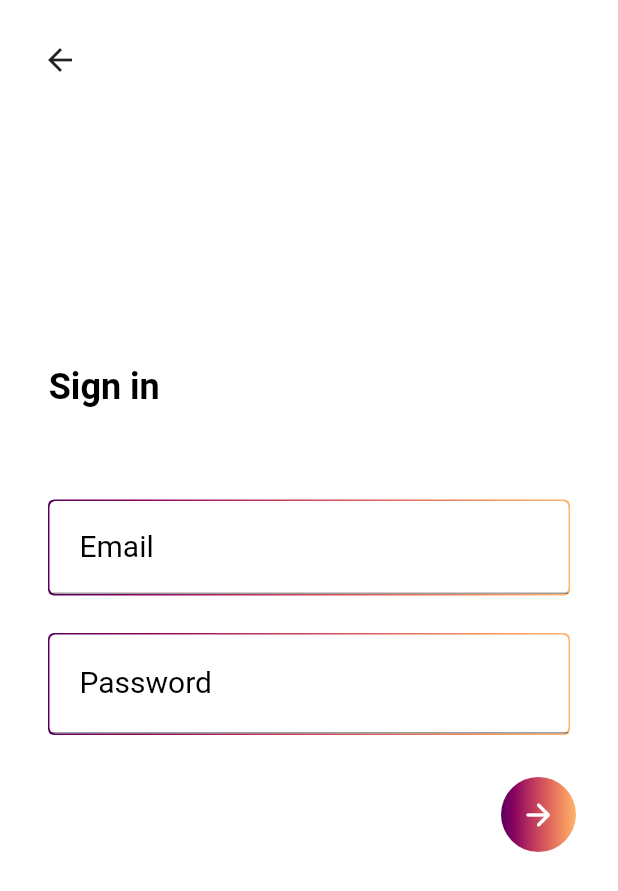
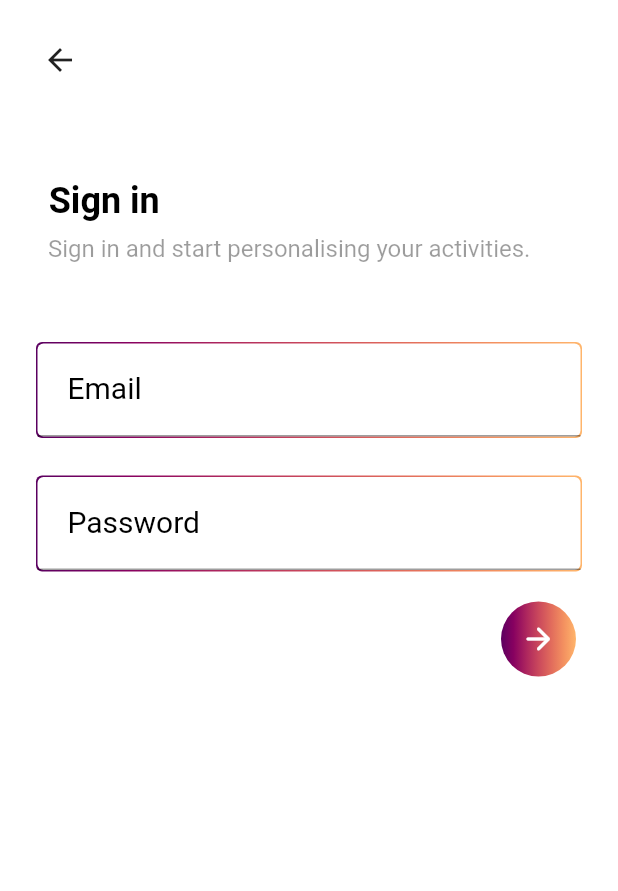
Before and after one commit to taybluetooth/reorient, a Flutter app: the screen it shows after launch, after a tap on "Login", on a phone screen of 412 x 824 dp. Shown: the top 891 px of the screen. Run offline on Flutter 3.47's test engine with Material 2 defaults, Android fonts, the phone set to English and light mode, and no system bars.

```diff
--- a/client/reorient/lib/main.dart
+++ b/client/reorient/lib/main.dart
@@ -1,5 +1,5 @@
 import 'package:flutter/material.dart';
-import 'package:reorient/pages/homepage.dart';
+import 'package:reorient/pages/onboard_page.dart';
 
 void main() {
   runApp(const MyApp());
@@ -12,7 +12,7 @@ class MyApp extends StatelessWidget {
   Widget build(BuildContext context) {
     return MaterialApp(
       title: 'Reorient',
-      home: HomePage(),
+      home: OnboardPage(),
     );
   }
 }
--- /dev/null
+++ b/client/reorient/lib/pages/login_page.dart
@@ -0,0 +1,65 @@
+import 'package:flutter/material.dart';
+import 'package:reorient/themes/colors.dart';
+import 'package:reorient/themes/fonts.dart';
+import 'package:reorient/widgets/login/login_form.dart';
+
+class LoginPage extends StatefulWidget {
+  const LoginPage({Key? key}) : super(key: key);
+
+  @override
+  State<LoginPage> createState() => _LoginPageState();
+}
+
+class _LoginPageState extends State<LoginPage> {
+  @override
+  Widget build(BuildContext context) {
+    return Scaffold(
+      floatingActionButton: Padding(
+        padding: const EdgeInsets.only(top: 16.0),
+        child: IconButton(
+          onPressed: () => {Navigator.pop(context)},
+          icon: const Icon(Icons.arrow_back),
+        ),
+      ),
+      floatingActionButtonLocation: FloatingActionButtonLocation.startTop,
+      backgroundColor: ReorientColors.white,
+      body: SingleChildScrollView(
+        padding: const EdgeInsets.fromLTRB(16.0, 120.0, 16.0, 16.0),
+        child: Column(
+          mainAxisAlignment: MainAxisAlignment.center,
+          crossAxisAlignment: CrossAxisAlignment.center,
+          children: const [
+            Align(
+              alignment: Alignment.centerLeft,
+              child: Padding(
+                padding: EdgeInsets.only(left: 16.0),
+                child: SizedBox(
+                  width: 75,
+                  child: Text(
+                    "Sign in",
+                    style: ReorientTextStyles.headerText,
+                    textAlign: TextAlign.center,
+                  ),
+                ),
+              ),
+            ),
+            Align(
+              alignment: Alignment.centerLeft,
+              child: Padding(
+                padding: EdgeInsets.only(left: 16.0, top: 8.0),
+                child: SizedBox(
+                  width: double.infinity,
+                  child: Text(
+                    "Sign in and start personalising your activities.",
+                    style: ReorientTextStyles.subHeaderText,
+                  ),
+                ),
+              ),
+            ),
+            LoginForm(),
+          ],
+        ),
+      ),
+    );
+  }
+}
--- a/client/reorient/lib/pages/login.dart
+++ b/client/reorient/lib/pages/old_login_page.dart
@@ -1,20 +1,20 @@
-import 'package:flutter/material.dart';
-import 'package:google_fonts/google_fonts.dart';
+/*import 'package:flutter/material.dart';
+import 'package:reorient/pages/main_page.dart';
 import 'package:reorient/themes/Gradients.dart';
 import 'package:reorient/themes/colors.dart';
 import 'package:reorient/themes/fonts.dart';
-import 'package:reorient/widgets/GradientBorder.dart';
-import 'package:reorient/widgets/GradientIconButton.dart';
-import 'package:reorient/widgets/ReorientTextField.dart';
+import 'package:reorient/widgets/gradient_border.dart';
+import 'package:reorient/widgets/gradient_icon_button.dart';
+import 'package:reorient/widgets/reorient_text_field.dart';
 
-class Login extends StatefulWidget {
-  Login({Key? key}) : super(key: key);
+class LoginPage extends StatefulWidget {
+  LoginPage({Key? key}) : super(key: key);
 
   @override
-  State<Login> createState() => _LoginState();
+  State<LoginPage> createState() => _LoginPageState();
 }
 
-class _LoginState extends State<Login> {
+class _LoginPageState extends State<LoginPage> {
   @override
   Widget build(BuildContext context) {
     return Scaffold(
@@ -74,7 +74,14 @@ class _LoginState extends State<Login> {
                 padding: const EdgeInsets.all(12.0),
                 child: GradientIconButton(
                   gradient: ReorientGradients.mainGradient,
-                  onPressed: () => {},
+                  onPressed: () => {
+                    Navigator.push(
+                      context,
+                      MaterialPageRoute(
+                        builder: (context) => MainPage(),
+                      ),
+                    ),
+                  },
                   icon: const Icon(
                     Icons.arrow_forward_rounded,
                     color: ReorientColors.white,
@@ -88,3 +95,4 @@ class _LoginState extends State<Login> {
     );
   }
 }
+*/
--- a/client/reorient/lib/pages/homepage.dart
+++ b/client/reorient/lib/pages/onboard_page.dart
@@ -1,21 +1,18 @@
-import 'dart:ui';
-
 import 'package:flutter/material.dart';
-import 'package:google_fonts/google_fonts.dart';
-import 'package:reorient/pages/login.dart';
+import 'package:reorient/pages/login_page.dart';
 import 'package:reorient/themes/Gradients.dart';
 import 'package:reorient/themes/colors.dart';
 import 'package:reorient/themes/fonts.dart';
-import 'package:reorient/widgets/GradientButton.dart';
+import 'package:reorient/widgets/gradient_widgets/gradient_button.dart';
 
-class HomePage extends StatefulWidget {
-  HomePage({Key? key}) : super(key: key);
+class OnboardPage extends StatefulWidget {
+  const OnboardPage({Key? key}) : super(key: key);
 
   @override
-  State<HomePage> createState() => _HomePageState();
+  State<OnboardPage> createState() => _OnboardPageState();
 }
 
-class _HomePageState extends State<HomePage> {
+class _OnboardPageState extends State<OnboardPage> {
   @override
   Widget build(BuildContext context) {
     return Scaffold(
@@ -62,8 +59,12 @@ class _HomePageState extends State<HomePage> {
                   width: 200,
                   gradient: ReorientGradients.mainGradient,
                   onPressed: () => {
-                    Navigator.push(context,
-                        MaterialPageRoute(builder: (context) => Login()))
+                    Navigator.push(
+                      context,
+                      MaterialPageRoute(
+                        builder: (context) => LoginPage(),
+                      ),
+                    )
                   },
                 ),
               )
--- a/client/reorient/lib/widgets/GradientBorder.dart
+++ b/client/reorient/lib/widgets/gradient_widgets/gradient_border.dart
@@ -1,6 +1,6 @@
 import 'package:flutter/material.dart';
 import 'package:reorient/themes/gradients.dart';
-import 'package:reorient/widgets/ReorientTextField.dart';
+import 'package:reorient/widgets/misc/reorient_text_field.dart';
 
 class GradientBorder extends StatelessWidget {
   final Widget? child;
--- /dev/null
+++ b/client/reorient/lib/widgets/login/login_form.dart
@@ -0,0 +1,96 @@
+import 'dart:developer';
+
+import 'package:flutter/material.dart';
+import 'package:reorient/helpers/email_validate.dart';
+import 'package:reorient/themes/colors.dart';
+import 'package:reorient/themes/gradients.dart';
+import 'package:reorient/widgets/gradient_widgets/gradient_border.dart';
+import 'package:reorient/widgets/gradient_widgets/gradient_icon_button.dart';
+import 'package:reorient/widgets/misc/reorient_text_field.dart';
+
+// Define a custom Form widget.
+class LoginForm extends StatefulWidget {
+  const LoginForm({Key? key}) : super(key: key);
+
+  @override
+  LoginFormState createState() {
+    return LoginFormState();
+  }
+}
+
+class LoginFormState extends State<LoginForm> {
+  final _formKey = GlobalKey<FormState>();
+
+  @override
+  Widget build(BuildContext context) {
+    return Form(
+      key: _formKey,
+      child: Column(
+        children: <Widget>[
+          Container(
+            color: Colors.white,
+            child: Padding(
+              padding: const EdgeInsets.all(8.0),
+              child: Column(
+                crossAxisAlignment: CrossAxisAlignment.center,
+                mainAxisAlignment: MainAxisAlignment.center,
+                children: <Widget>[
+                  const SizedBox(height: 45.0),
+                  GradientBorder(
+                    child: ReorientTextField(
+                      label: "Email",
+                      validator: (value) {
+                        if (value == null || value.isEmpty) {
+                          return 'Please enter a valid email address';
+                        } else if (EmailValidate.check(value) == false) {
+                          return 'Please enter a valid email address';
+                        }
+                        return null;
+                      },
+                    ),
+                  ),
+                  const SizedBox(height: 25.0),
+                  GradientBorder(
+                    child: ReorientTextField(
+                      label: "Password",
+                      obscureText: true,
+                      validator: (value) {
+                        if (value == null || value.isEmpty) {
+                          return 'Please a valid password';
+                        }
+                        return null;
+                      },
+                    ),
+                  ),
+                ],
+              ),
+            ),
+          ),
+          Align(
+            alignment: Alignment.centerRight,
+            child: Padding(
+              padding: const EdgeInsets.all(12.0),
+              child: GradientIconButton(
+                gradient: ReorientGradients.mainGradient,
+                onPressed: () => {
+                  if (_formKey.currentState!.validate())
+                    {
+                      // If the form is valid, display a snackbar. In the real world,
+                      // you'd often call a server or save the information in a database.
+                      ScaffoldMessenger.of(context).showSnackBar(
+                        const SnackBar(content: Text('Processing Data')),
+                      )
+                    }
+                },
+                icon: const Icon(
+                  Icons.arrow_forward_rounded,
+                  color: ReorientColors.white,
+                ),
+              ),
+            ),
+          ),
+        ],
+      ),
+    );
+  }
+}
--- a/client/reorient/lib/widgets/ReorientTextField.dart
+++ b/client/reorient/lib/widgets/misc/reorient_text_field.dart
@@ -4,15 +4,25 @@ import 'package:reorient/themes/colors.dart';
 class ReorientTextField extends StatelessWidget {
   final String hint;
   final String label;
+  final String? Function(String?)? validator;
+  final bool obscureText;
 
-  const ReorientTextField({Key? key, this.hint = "", this.label = ""})
-      : super(key: key);
+  const ReorientTextField({
+    Key? key,
+    this.hint = "",
+    this.label = "",
+    required this.validator,
+    this.obscureText = false,
+  }) : super(key: key);
 
   @override
   Widget build(BuildContext context) {
-    return TextField(
-      obscureText: false,
+    return TextFormField(
+      obscureText: obscureText,
       style: const TextStyle(fontFamily: 'Roboto', fontSize: 20.0),
+      validator: validator,
+      enableSuggestions: false,
+      autocorrect: false,
       decoration: InputDecoration(
         label: Text(
           label,
```
Also changed, not shown: client/reorient/lib/helpers/email_validate.dart (added, +8 -0 lines), client/reorient/lib/pages/main_page.dart (added, +36 -0 lines), client/reorient/pubspec.yaml (+6 -3 lines), client/reorient/lib/widgets/gradient_widgets/gradient_button.dart (renamed from client/reorient/lib/widgets/GradientButton.dart), client/reorient/lib/widgets/gradient_widgets/gradient_icon_button.dart (renamed from client/reorient/lib/widgets/GradientIconButton.dart), client/reorient/lib/widgets/gradient_widgets/gradient_text.dart (renamed from client/reorient/lib/widgets/GradientText.dart), 4 other files.
